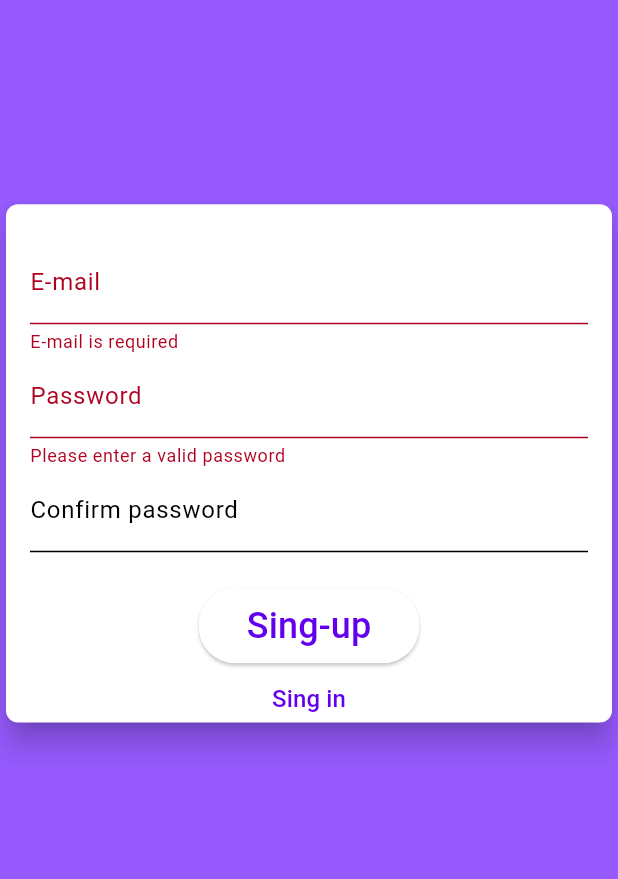
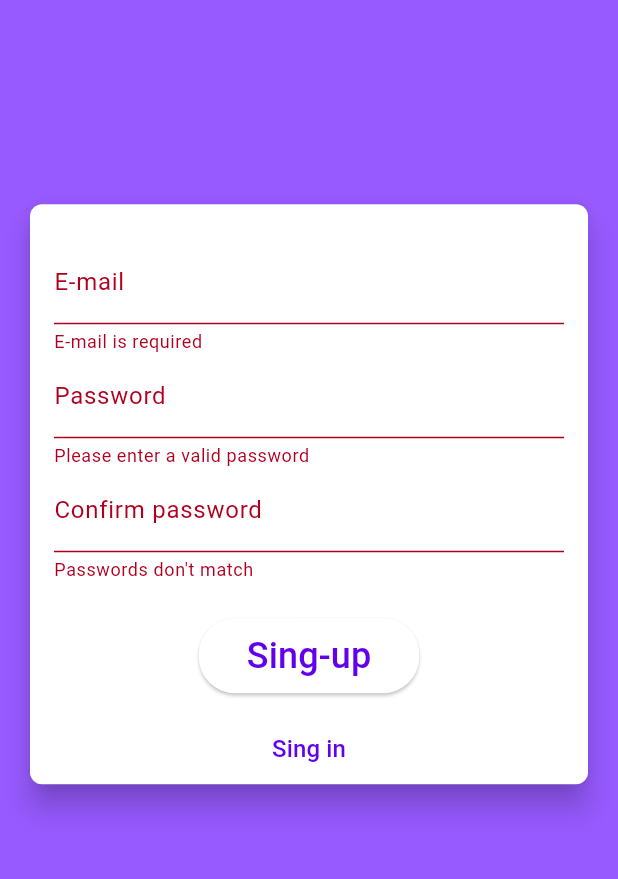
Before and after one commit to andreicampigotto/shop-project-study, a Flutter app: the screen it shows after launch, after a tap on "Login", after a tap on "Sing up", after a tap on "Sing-up", on a phone screen of 412 x 824 dp, the part 184-1063 px from its top. Run offline on Flutter 3.47's test engine with Material 3 defaults, Android fonts, the phone set to English and light mode, and no system bars.

```diff
--- a/lib/views/auth_page.dart
+++ b/lib/views/auth_page.dart
@@ -1,3 +1,4 @@
+import 'package:flutter/cupertino.dart';
 import 'package:flutter/material.dart';
 import 'package:flutter/widgets.dart';
 import 'package:shop/views/components/auth_form.dart';
@@ -30,9 +31,10 @@ class AuthPage extends StatelessWidget {
               SizedBox(
                 height: MediaQuery.of(context).size.height * 0.16,
               ),
-              const SizedBox(
+              Container(
+                margin: const EdgeInsets.symmetric(horizontal: 16),
                 width: double.infinity,
-                child: AuthForm(),
+                child: const AuthForm(),
               ),
             ],
           ),
--- a/lib/views/components/auth_form.dart
+++ b/lib/views/components/auth_form.dart
@@ -58,7 +58,7 @@ class _AuthFormState extends State<AuthForm> {
       child: Container(
         margin: const EdgeInsets.only(top: 16),
         padding: const EdgeInsets.only(top: 8, left: 16, right: 16),
-        height: deviceSize.height * 0.4,
+        height: deviceSize.height * 0.45,
         width: deviceSize.width * 0.88,
         child: Form(
             key: _formKey,
@@ -103,7 +103,8 @@ class _AuthFormState extends State<AuthForm> {
                         ? null
                         : (_password) {
                             final password = _password ?? '';
-                            if (password != _passwordController.text) {
+                            if (password != _passwordController.text ||
+                                password.isEmpty) {
                               return "Passwords don't match";
                             }
                             return null;
```
